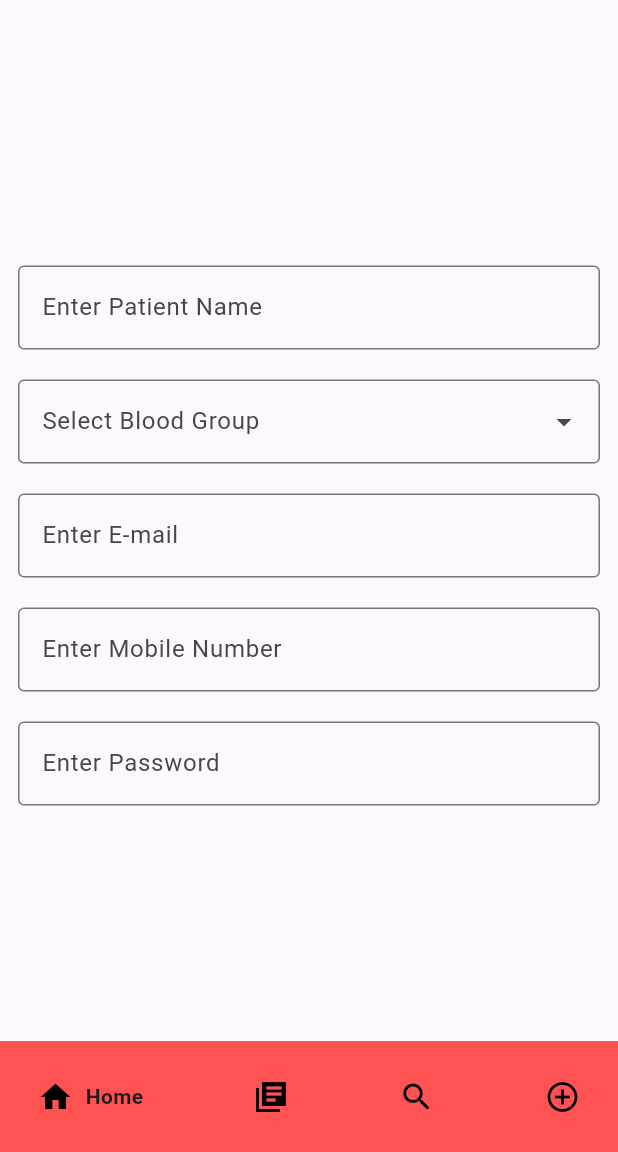
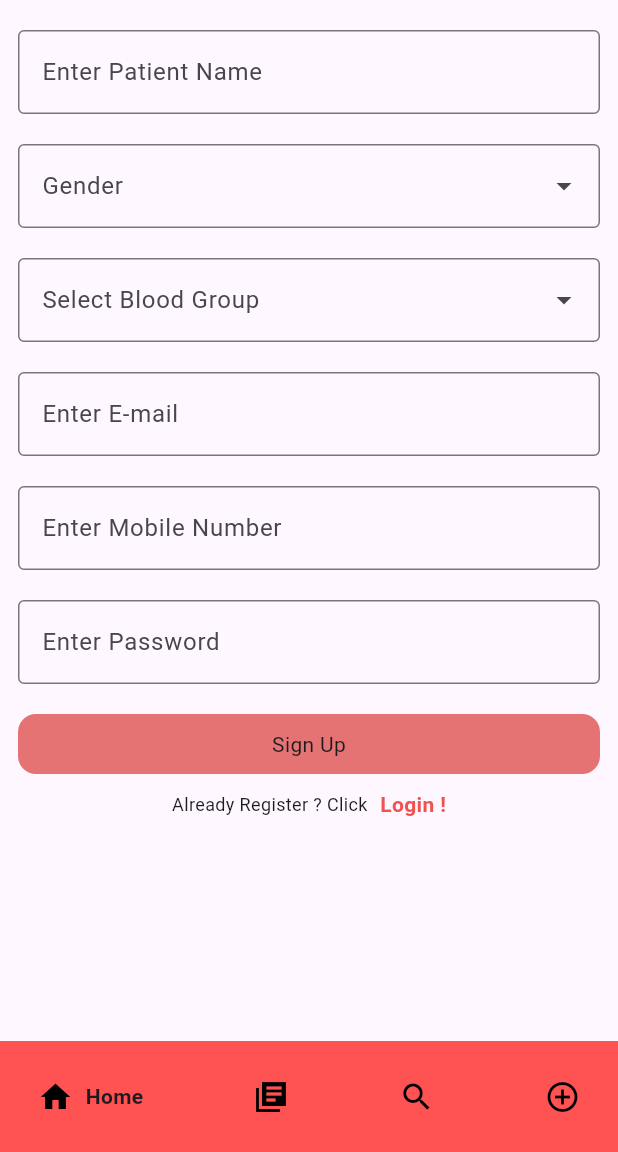
Before and after one commit to Divyakumar21202/Blood-Buddy, a Flutter app: the screen it shows after launch, item 3 of the bottom bar chosen, in the side drawer, after a tap on "Home", on a phone screen of 412 x 824 dp, the part 84-1236 px from its top. Run offline on Flutter 3.47's test engine with Material 3 defaults, Android fonts, the phone set to English and light mode, and no system bars; drawn by our look-alikes of dropdown_textfield, google_nav_bar; missing offline and left inert: dart:ffi.

Commit message:
Login Screen Update 1

```diff
--- a/lib/Constant-Widgets/Auth-Screen-Widgets/button.dart
+++ b/lib/Constant-Widgets/Auth-Screen-Widgets/button.dart
@@ -0,0 +1,20 @@
+import 'package:flutter/material.dart';
+
+class AuthButton extends StatelessWidget {
+  final String nameButton;
+  const AuthButton({super.key, required this.nameButton});
+  @override
+  Widget build(BuildContext context) {
+    return Container(
+      height: 40,
+      width: double.infinity,
+      decoration: BoxDecoration(
+        borderRadius: BorderRadius.circular(12),
+        color: Colors.red[300],
+      ),
+      child: Center(
+        child: Text(nameButton),
+      ),
+    );
+  }
+}
--- a/lib/Screens/Auth-Screens/login_screen.dart
+++ b/lib/Screens/Auth-Screens/login_screen.dart
@@ -0,0 +1,99 @@
+import 'package:dropdown_textfield/dropdown_textfield.dart';
+import 'package:flutter/material.dart';
+import 'package:smart_odisha_blood/Constant-Widgets/Auth-Screen-Widgets/button.dart';
+import 'package:smart_odisha_blood/Constant-Widgets/Auth-Screen-Widgets/text_field.dart';
+
+class LoginScreen extends StatefulWidget {
+  const LoginScreen({super.key});
+  @override
+  State<LoginScreen> createState() => _LoginScreenState();
+}
+
+class _LoginScreenState extends State<LoginScreen> {
+  final TextEditingController _emailController = TextEditingController();
+
+  final TextEditingController _passwordController = TextEditingController();
+
+  final TextEditingController _nameController = TextEditingController();
+
+  final TextEditingController _MobileController = TextEditingController();
+
+  FocusNode searchFocusNode = FocusNode();
+  FocusNode textFieldFocusNode = FocusNode();
+  @override
+  void dispose() {
+    super.dispose();
+    _emailController.dispose();
+    _emailController.dispose();
+    _emailController.dispose();
+    _MobileController.dispose();
+  }
+
+  @override
+  Widget build(BuildContext context) {
+    return SafeArea(
+      child: Container(
+        padding: const EdgeInsets.symmetric(horizontal: 12),
+        width: double.infinity,
+        child: Column(
+          crossAxisAlignment: CrossAxisAlignment.stretch,
+          mainAxisAlignment: MainAxisAlignment.center,
+          children: [
+            Flexible(
+            flex: 2,
+            child: Container(),
+          ),
+            const SizedBox(
+              height: 20,
+            ),
+            AuthTextField(
+                controller: _MobileController,
+                hintText: 'Enter Mobile Number',
+                keyboardType: TextInputType.phone),
+            const SizedBox(
+              height: 20,
+            ),
+            AuthTextField(
+              controller: _passwordController,
+              hintText: 'Enter Password',
+              keyboardType: TextInputType.visiblePassword,
+              isObcureTrue: true,
+            ),
+            const SizedBox(
+              height: 20,
+            ),
+            const AuthButton(nameButton: 'Login'),
+            const SizedBox(
+              height: 10,
+            ),
+            Row(
+              mainAxisAlignment: MainAxisAlignment.center,
+              children: [
+                const Text(
+                  'Forget Password ? ',
+                  style: TextStyle(
+                    fontSize: 12,
+                  ),
+                ),
+                const SizedBox(
+                  width: 5,
+                ),
+                Text(
+                  'Click Here !',
+                  style: TextStyle(
+                      color: Colors.red[400],
+                      fontSize: 14,
+                      fontWeight: FontWeight.w600),
+                ),
+              ],
+            ),
+             Flexible(
+            flex: 2,
+            child: Container(),
+          ),
+          ],
+        ),
+      ),
+    );
+  }
+}
--- a/lib/Screens/Auth-Screens/sign_up_screen.dart
+++ b/lib/Screens/Auth-Screens/sign_up_screen.dart
@@ -1,5 +1,6 @@
 import 'package:dropdown_textfield/dropdown_textfield.dart';
 import 'package:flutter/material.dart';
+import 'package:smart_odisha_blood/Constant-Widgets/Auth-Screen-Widgets/button.dart';
 import 'package:smart_odisha_blood/Constant-Widgets/Auth-Screen-Widgets/text_field.dart';
 
 class SignUpScreen extends StatefulWidget {
@@ -31,7 +32,8 @@ class _SignUpScreenState extends State<SignUpScreen> {
   @override
   Widget build(BuildContext context) {
     return SafeArea(
-      child: Padding(
+      child: Container(
+        width: double.infinity,
         padding: const EdgeInsets.symmetric(horizontal: 12),
         child: Column(
           crossAxisAlignment: CrossAxisAlignment.stretch,
@@ -47,6 +49,30 @@ class _SignUpScreenState extends State<SignUpScreen> {
             const SizedBox(
               height: 20,
             ),
+              DropDownTextField(
+              textFieldDecoration: const InputDecoration(
+                hintText: 'Gender',
+                border: OutlineInputBorder(
+                    borderRadius: BorderRadius.all(Radius.circular(4.0))),
+              ),
+              clearOption: false,
+              textFieldFocusNode: textFieldFocusNode,
+              searchFocusNode: searchFocusNode,
+              // searchAutofocus: true,
+              dropDownItemCount: 2,
+              searchShowCursor: false,
+              enableSearch: true,
+              searchKeyboardType: TextInputType.text,
+              dropDownList: const [
+                DropDownValueModel(name: 'Male', value: "value1"),
+                DropDownValueModel(name: 'Female', value: "value3"),
+              ],
+              onChanged: (val) {},
+            ),
+            const SizedBox(
+              height: 20,
+            ),
+
             DropDownTextField(
               textFieldDecoration: const InputDecoration(
                 hintText: 'Select Blood Group',
@@ -94,6 +120,41 @@ class _SignUpScreenState extends State<SignUpScreen> {
               keyboardType: TextInputType.visiblePassword,
               isObcureTrue: true,
             ),
+            const SizedBox(
+              height: 20,
+            ),
+            const AuthButton(nameButton: 'Sign Up'),
+            const SizedBox(
+              height: 10,
+            ),
+            Row(
+              mainAxisAlignment: MainAxisAlignment.center,
+              children: [
+                const Text(
+                  'Already Register ? Click ',
+                  style: TextStyle(
+                    fontSize: 12,
+                  ),
+                ),
+                const SizedBox(
+                  width: 5,
+                ),
+                Text(
+                  'Login !',
+                  style: TextStyle(
+                      color: Colors.red[400],
+                      fontSize: 14,
+                      fontWeight: FontWeight.w600),
+                ),
+              ],
+            ),
+            const SizedBox(
+              width: 20,
+            ),
+             Flexible(
+          flex: 2,
+          child: Container(),
+        ),
           ],
         ),
       ),
--- a/lib/Screens/home_screen.dart
+++ b/lib/Screens/home_screen.dart
@@ -1,6 +1,7 @@
 import 'package:flutter/material.dart';
 import 'package:google_nav_bar/google_nav_bar.dart';
 import 'package:smart_odisha_blood/Constant-Widgets/Donate_List_item/donate_item_view.dart';
+import 'package:smart_odisha_blood/Screens/Auth-Screens/login_screen.dart';
 import 'package:smart_odisha_blood/Screens/Auth-Screens/sign_up_screen.dart';
 import 'package:smart_odisha_blood/Screens/donate_list.dart';
 import 'package:smart_odisha_blood/Screens/home_screen_drawer.dart';
@@ -21,7 +22,7 @@ Widget CurrentPage(int curr) {
       return const DonateListScreen();
       break;
     case 2:
-      return const Center(child: Text('Search Page'));
+      return const LoginScreen();
       break;
     default:
       return const Center(child: Text('Donate Page'));
```
